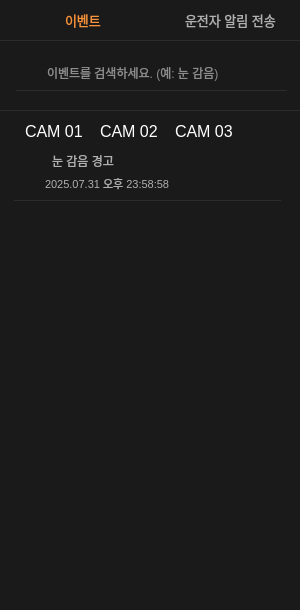
Qt form dms_central/rightframe.ui (veda-team4/dms) before a commit.
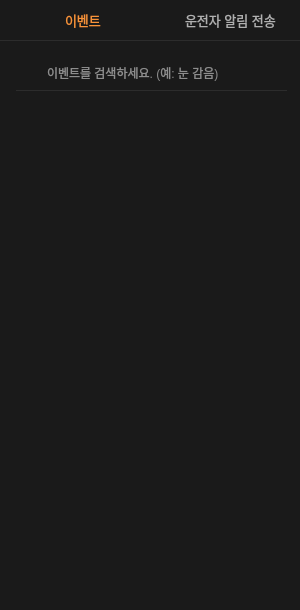
The same form after that commit. Icons and pictures are not drawn.

The edit to the form file:
```diff
--- a/dms_central/rightframe.ui
+++ b/dms_central/rightframe.ui
@@ -503,11 +503,30 @@
       <x>0</x>
       <y>0</y>
       <width>300</width>
-      <height>501</height>
+      <height>0</height>
      </rect>
     </property>
+    <property name="sizePolicy">
+     <sizepolicy hsizetype="Preferred" vsizetype="Preferred">
+      <horstretch>0</horstretch>
+      <verstretch>0</verstretch>
+     </sizepolicy>
+    </property>
+    <property name="minimumSize">
+     <size>
+      <width>0</width>
+      <height>0</height>
+     </size>
+    </property>
+    <property name="maximumSize">
+     <size>
+      <width>16777215</width>
+      <height>0</height>
+     </size>
+    </property>
     <property name="styleSheet">
      <string notr="true">border: 1px solid rgb(44, 44, 44);
+background-color: transparent;
 border-left-color: none;
 border-right-color: none;
 border-bottom-color: none;</string>
```
